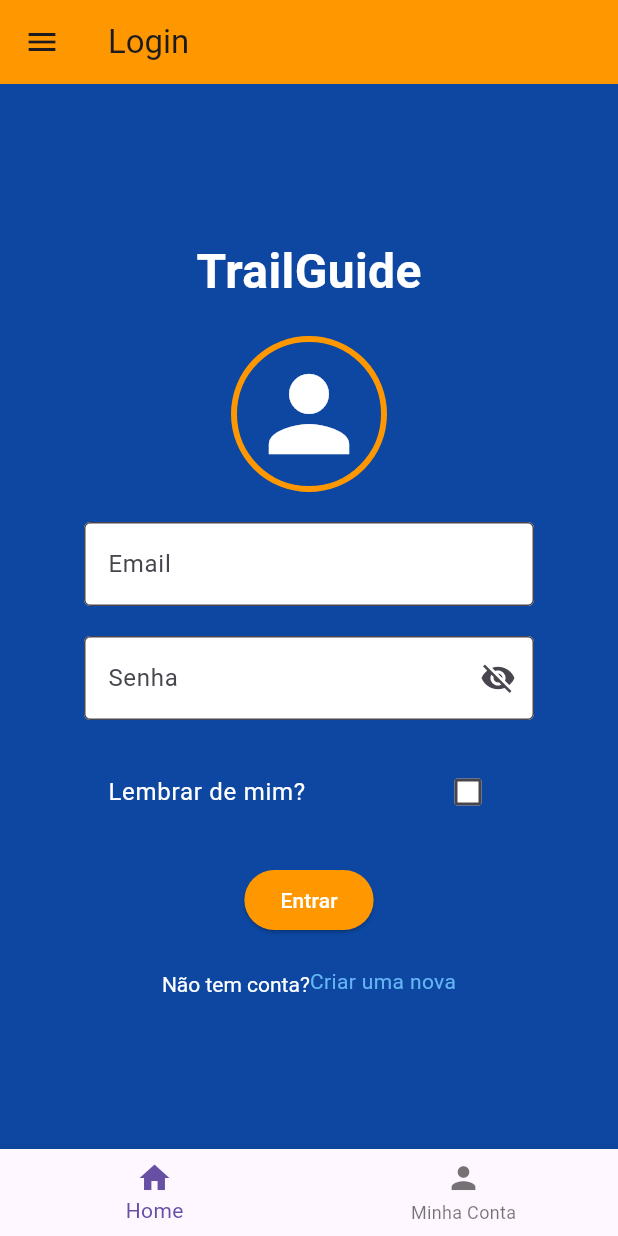
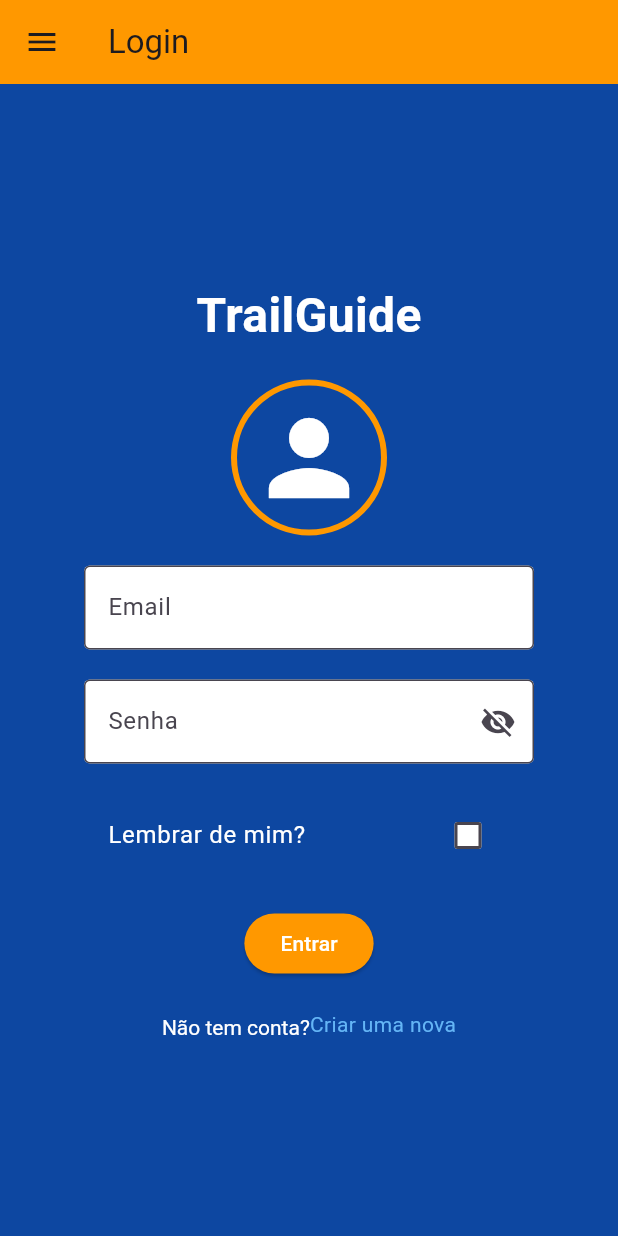
Before and after one commit to Danilo2601/LDDM-App-Project, a Flutter app: the screen it shows after launch, after a tap on "Fazer login", on a phone screen of 412 x 824 dp. Run offline on Flutter 3.47's test engine with Material 3 defaults, Android fonts, the phone set to English and light mode, and no system bars; our stand-ins replace image_picker; network calls fail.

Commit message:
ajuste loginpage

```diff
--- a/flutter_application_1/flutter_application_1/lib/LoginPage.dart
+++ b/flutter_application_1/flutter_application_1/lib/LoginPage.dart
@@ -163,10 +163,7 @@ class _LoginPageState extends State<LoginPage>{
           ),
         ),
 
-        bottomNavigationBar: BottomNavigationBar(
-          items: <BottomNavigationBarItem> [
-            BottomNavigationBarItem(icon: Icon(Icons.home), label: 'Home'),
-            BottomNavigationBarItem(icon: Icon(Icons.person), label: 'Minha Conta')]),
+
     );
   }
 
```
Also changed, not shown: flutter_application_1/flutter_application_1/pubspec.lock, 5 other files.
